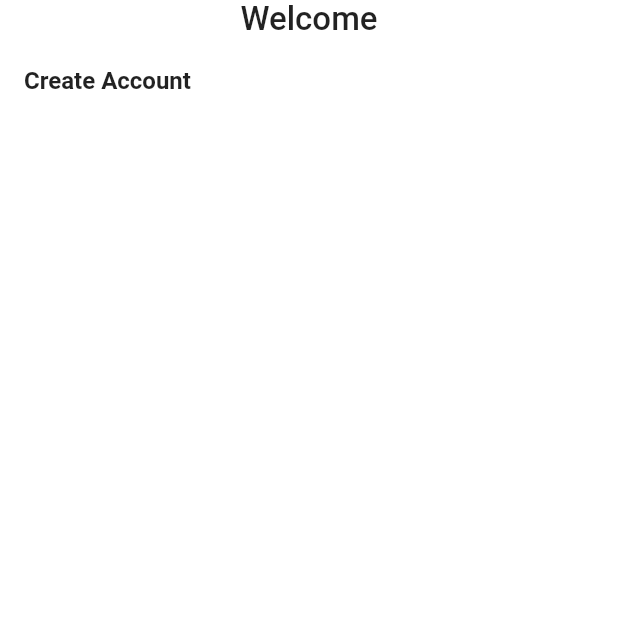
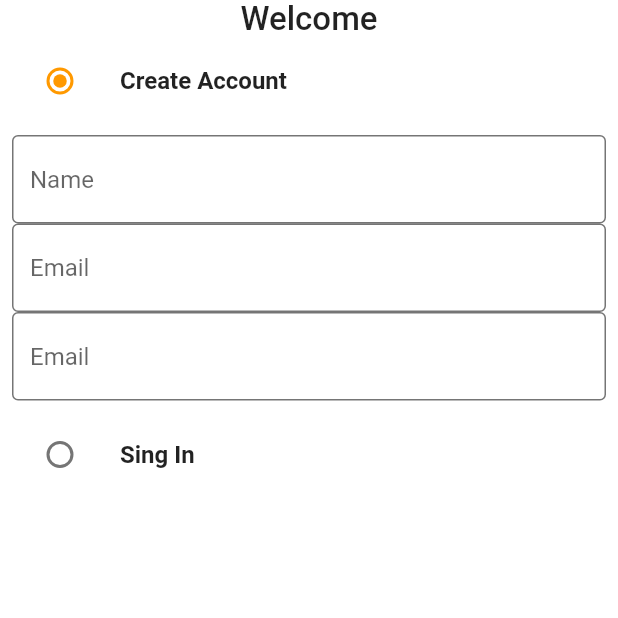
Before and after one commit to ali-sojib/Buy-Sell-Application, a Flutter app: the screen it shows after launch, on a phone screen of 412 x 824 dp, the top half of it. Run offline on Flutter 3.47's test engine with Material 2 defaults, Android fonts, the light colour scheme and no system bars.

Commit message:
auth screen half way

```diff
--- /dev/null
+++ b/lib/common/widgets/custom_textfield.dart
@@ -0,0 +1,25 @@
+import 'package:flutter/material.dart';
+
+class CustomTextField extends StatelessWidget {
+  final TextEditingController controller;
+  final String hintText;
+  const CustomTextField(
+      {Key? key, required this.controller, required this.hintText})
+      : super(key: key);
+
+  @override
+  Widget build(BuildContext context) {
+    return TextFormField(
+      controller: controller,
+      decoration: InputDecoration(
+        hintText: hintText,
+        border: OutlineInputBorder(
+          borderSide: BorderSide(color: Colors.black54),
+        ),
+        enabledBorder: OutlineInputBorder(
+          borderSide: BorderSide(color: Colors.black54),
+        ),
+      ),
+    );
+  }
+}
--- a/lib/features/screens/auth_screen.dart
+++ b/lib/features/screens/auth_screen.dart
@@ -1,7 +1,11 @@
-import 'dart:html';
-
+import 'package:buy_sell_appliction/common/widgets/custom_textfield.dart';
 import 'package:buy_sell_appliction/constants/global_variable.dart';
 import 'package:flutter/material.dart';
+
+enum Auth {
+  singin,
+  singup,
+}
 
 class AuthScreen extends StatefulWidget {
   static const String routeName = '/auth-screen';
@@ -12,6 +16,23 @@ class AuthScreen extends StatefulWidget {
 }
 
 class _AuthScreenState extends State<AuthScreen> {
+  Auth _auth = Auth.singup;
+  final _singUpFormKey = GlobalKey<FormState>();
+  final _singInFormKey = GlobalKey<FormState>();
+
+  final TextEditingController _emailController = TextEditingController();
+  final TextEditingController _passwordController = TextEditingController();
+  final TextEditingController _nameController = TextEditingController();
+
+  @override
+  void dispose() {
+    // TODO: implement dispose
+    super.dispose();
+    _emailController.dispose();
+    _passwordController.dispose();
+    _nameController.dispose();
+  }
+
   @override
   Widget build(BuildContext context) {
     return Scaffold(
@@ -32,11 +53,57 @@ class _AuthScreenState extends State<AuthScreen> {
                   fontWeight: FontWeight.bold,
                 ),
               ),
-              // leading: Radio(
-              //     activeColor: GlobalVariables.secondaryColor,
-              //     value: value,
-              //     groupValue: groupValue,
-              //     onChanged: onChanged),
+              leading: Radio(
+                activeColor: GlobalVariables.secondaryColor,
+                value: Auth.singup,
+                groupValue: _auth,
+                onChanged: (Auth? val) {
+                  setState(() {
+                    _auth = val!;
+                  });
+                },
+              ),
+            ),
+            if (_auth == Auth.singup)
+              Container(
+                padding: const EdgeInsets.all(8),
+                child: Form(
+                  key: _singUpFormKey,
+                  child: Column(
+                    children: [
+                      CustomTextField(
+                        controller: _nameController,
+                        hintText: "Name",
+                      ),
+                      CustomTextField(
+                        controller: _emailController,
+                        hintText: "Email",
+                      ),
+                      CustomTextField(
+                        controller: _passwordController,
+                        hintText: "Email",
+                      ),
+                    ],
+                  ),
+                ),
+              ),
+            ListTile(
+              title: const Text(
+                'Sing In',
+                style: TextStyle(
+                  fontWeight: FontWeight.bold,
+                ),
+              ),
+              leading: Radio(
+                activeColor: GlobalVariables.secondaryColor,
+                value: Auth.singin,
+                groupValue: _auth,
+                onChanged: (Auth? val) {
+                  setState(() {
+                    _auth = val!;
+                  });
+                },
+              ),
             )
           ],
         ),
```
